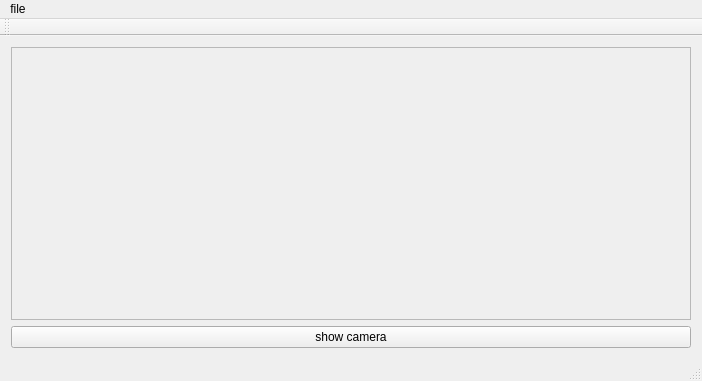
Qt form RemoteControl/MainWindow.ui (Adimazuz/AutoRaceCar) before a commit.
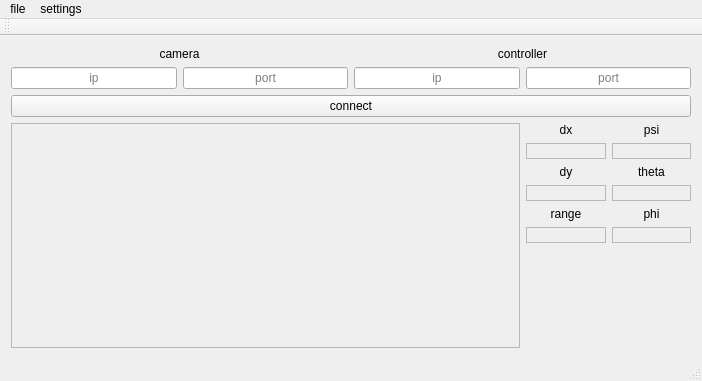
The same form after that commit.

```diff
--- a/RemoteControl/MainWindow.ui
+++ b/RemoteControl/MainWindow.ui
@@ -15,8 +15,245 @@
   </property>
   <widget class="QWidget" name="centralWidget">
    <layout class="QGridLayout" name="gridLayout">
-    <item row="0" column="0">
+    <item row="1" column="1">
+     <widget class="QLineEdit" name="camera_port">
+      <property name="alignment">
+       <set>Qt::AlignCenter</set>
+      </property>
+      <property name="placeholderText">
+       <string>port</string>
+      </property>
+     </widget>
+    </item>
+    <item row="3" column="3">
+     <layout class="QGridLayout" name="gridLayout_2">
+      <property name="sizeConstraint">
+       <enum>QLayout::SetDefaultConstraint</enum>
+      </property>
+      <item row="1" column="0">
+       <widget class="QLabel" name="dx">
+        <property name="frameShape">
+         <enum>QFrame::StyledPanel</enum>
+        </property>
+        <property name="text">
+         <string/>
+        </property>
+        <property name="alignment">
+         <set>Qt::AlignCenter</set>
+        </property>
+       </widget>
+      </item>
+      <item row="0" column="0">
+       <widget class="QLabel" name="lbl_dx">
+        <property name="text">
+         <string>dx</string>
+        </property>
+        <property name="alignment">
+         <set>Qt::AlignCenter</set>
+        </property>
+       </widget>
+      </item>
+      <item row="3" column="0">
+       <widget class="QLabel" name="dy">
+        <property name="frameShape">
+         <enum>QFrame::StyledPanel</enum>
+        </property>
+        <property name="text">
+         <string/>
+        </property>
+        <property name="alignment">
+         <set>Qt::AlignCenter</set>
+        </property>
+       </widget>
+      </item>
+      <item row="4" column="0">
+       <widget class="QLabel" name="lbl_range">
+        <property name="text">
+         <string>range</string>
+        </property>
+        <property name="alignment">
+         <set>Qt::AlignCenter</set>
+        </property>
+       </widget>
+      </item>
+      <item row="0" column="1">
+       <widget class="QLabel" name="lbl_psi">
+        <property name="text">
+         <string>psi</string>
+        </property>
+        <property name="alignment">
+         <set>Qt::AlignCenter</set>
+        </property>
+       </widget>
+      </item>
+      <item row="1" column="1">
+       <widget class="QLabel" name="psi">
+        <property name="frameShape">
+         <enum>QFrame::StyledPanel</enum>
+        </property>
+        <property name="text">
+         <string/>
+        </property>
+        <property name="alignment">
+         <set>Qt::AlignCenter</set>
+        </property>
+       </widget>
+      </item>
+      <item row="2" column="0">
+       <widget class="QLabel" name="lbl_dy">
+        <property name="text">
+         <string>dy</string>
+        </property>
+        <property name="alignment">
+         <set>Qt::AlignCenter</set>
+        </property>
+       </widget>
+      </item>
+      <item row="2" column="1">
+       <widget class="QLabel" name="lbl_theta">
+        <property name="text">
+         <string>theta</string>
+        </property>
+        <property name="alignment">
+         <set>Qt::AlignCenter</set>
+        </property>
+       </widget>
+      </item>
+      <item row="5" column="0">
+       <widget class="QLabel" name="range">
+        <property name="frameShape">
+         <enum>QFrame::StyledPanel</enum>
+        </property>
+        <property name="text">
+         <string/>
+        </property>
+        <property name="alignment">
+         <set>Qt::AlignCenter</set>
+        </property>
+       </widget>
+      </item>
+      <item row="3" column="1">
+       <widget class="QLabel" name="theta">
+        <property name="frameShape">
+         <enum>QFrame::StyledPanel</enum>
+        </property>
+        <property name="text">
+         <string/>
+        </property>
+        <property name="alignment">
+         <set>Qt::AlignCenter</set>
+        </property>
+       </widget>
+      </item>
+      <item row="4" column="1">
+       <widget class="QLabel" name="lbl_phi">
+        <property name="text">
+         <string>phi</string>
+        </property>
+        <property name="alignment">
+         <set>Qt::AlignCenter</set>
+        </property>
+       </widget>
+      </item>
+      <item row="5" column="1">
+       <widget class="QLabel" name="phi">
+        <property name="frameShape">
+         <enum>QFrame::StyledPanel</enum>
+        </property>
+        <property name="text">
+         <string/>
+        </property>
+        <property name="alignment">
+         <set>Qt::AlignCenter</set>
+        </property>
+       </widget>
+      </item>
+     </layout>
+    </item>
+    <item row="1" column="3">
+     <widget class="QLineEdit" name="controller_port">
+      <property name="alignment">
+       <set>Qt::AlignCenter</set>
+      </property>
+      <property name="placeholderText">
+       <string>port</string>
+      </property>
+     </widget>
+    </item>
+    <item row="2" column="0" colspan="4">
+     <widget class="QPushButton" name="connect">
+      <property name="text">
+       <string>connect</string>
+      </property>
+     </widget>
+    </item>
+    <item row="1" column="2">
+     <widget class="QLineEdit" name="controller_ip">
+      <property name="alignment">
+       <set>Qt::AlignCenter</set>
+      </property>
+      <property name="placeholderText">
+       <string>ip</string>
+      </property>
+     </widget>
+    </item>
+    <item row="0" column="2" colspan="2">
+     <widget class="QLabel" name="controller">
+      <property name="text">
+       <string>controller</string>
+      </property>
+      <property name="alignment">
+       <set>Qt::AlignCenter</set>
+      </property>
+     </widget>
+    </item>
+    <item row="1" column="0">
+     <widget class="QLineEdit" name="camera_ip">
+      <property name="alignment">
+       <set>Qt::AlignCenter</set>
+      </property>
+      <property name="placeholderText">
+       <string>ip</string>
+      </property>
+     </widget>
+    </item>
+    <item row="0" column="0" colspan="2">
+     <widget class="QLabel" name="camera">
+      <property name="sizePolicy">
+       <sizepolicy hsizetype="Preferred" vsizetype="Fixed">
+        <horstretch>0</horstretch>
+        <verstretch>0</verstretch>
+       </sizepolicy>
+      </property>
+      <property name="text">
+       <string>camera</string>
+      </property>
+      <property name="alignment">
+       <set>Qt::AlignCenter</set>
+      </property>
+     </widget>
+    </item>
+    <item row="4" column="3">
+     <spacer name="verticalSpacer">
+      <property name="orientation">
+       <enum>Qt::Vertical</enum>
+      </property>
+      <property name="sizeHint" stdset="0">
+       <size>
+        <width>20</width>
+        <height>40</height>
+       </size>
+      </property>
+     </spacer>
+    </item>
+    <item row="3" column="0" rowspan="2" colspan="3">
      <widget class="QLabel" name="lbl_img">
+      <property name="sizePolicy">
+       <sizepolicy hsizetype="Expanding" vsizetype="Preferred">
+        <horstretch>0</horstretch>
+        <verstretch>0</verstretch>
+       </sizepolicy>
+      </property>
       <property name="frameShape">
        <enum>QFrame::StyledPanel</enum>
       </property>
@@ -31,13 +268,6 @@
       </property>
      </widget>
     </item>
-    <item row="1" column="0">
-     <widget class="QPushButton" name="btn_camera">
-      <property name="text">
-       <string>show camera</string>
-      </property>
-     </widget>
-    </item>
    </layout>
   </widget>
   <widget class="QMenuBar" name="menuBar">
@@ -54,10 +284,29 @@
      <string>file</string>
     </property>
     <addaction name="acn_exit"/>
-    <addaction name="actionconnect_server"/>
-    <addaction name="actionconnect"/>
+   </widget>
+   <widget class="QMenu" name="menusettings">
+    <property name="title">
+     <string>settings</string>
+    </property>
+    <widget class="QMenu" name="menucamera">
+     <property name="title">
+      <string>camera</string>
+     </property>
+     <widget class="QMenu" name="menutype">
+      <property name="title">
+       <string>type</string>
+      </property>
+      <addaction name="actionimage"/>
+      <addaction name="actiondepth"/>
+     </widget>
+     <addaction name="actionshow"/>
+     <addaction name="menutype"/>
+    </widget>
+    <addaction name="menucamera"/>
    </widget>
    <addaction name="menufile"/>
+   <addaction name="menusettings"/>
   </widget>
   <widget class="QToolBar" name="mainToolBar">
    <attribute name="toolBarArea">
```
Left out of the diff: 38 changed lines with no effect on the pictures.
